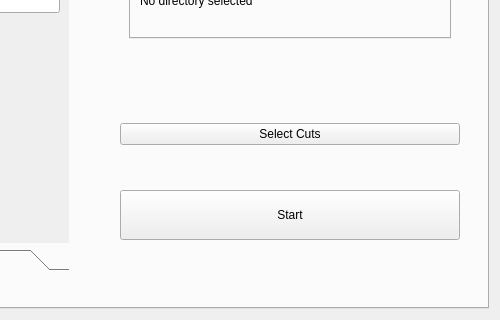
The window that configurationdialog.ui (A2-Collaboration-dev/GoAT_GUI) describes before a commit, drawn with Qt 5; both pictures show x 363 to 863 and y 419 to 739 of the 863 by 739 pixel window.
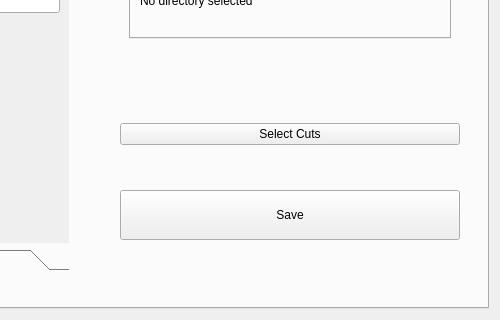
The same window after the commit. Custom widgets are drawn as their Qt base class.

The edit to the form file:
```diff
--- a/configurationdialog.ui
+++ b/configurationdialog.ui
@@ -719,7 +719,7 @@
                 </size>
                </property>
                <property name="text">
-                <string>Start</string>
+                <string>Save</string>
                </property>
               </widget>
              </item>
```
